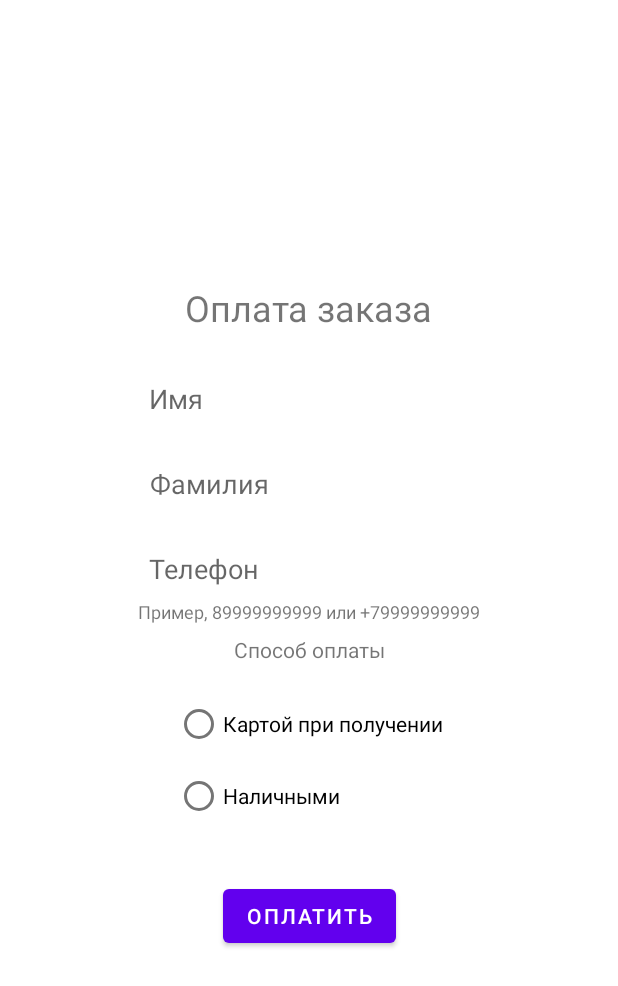
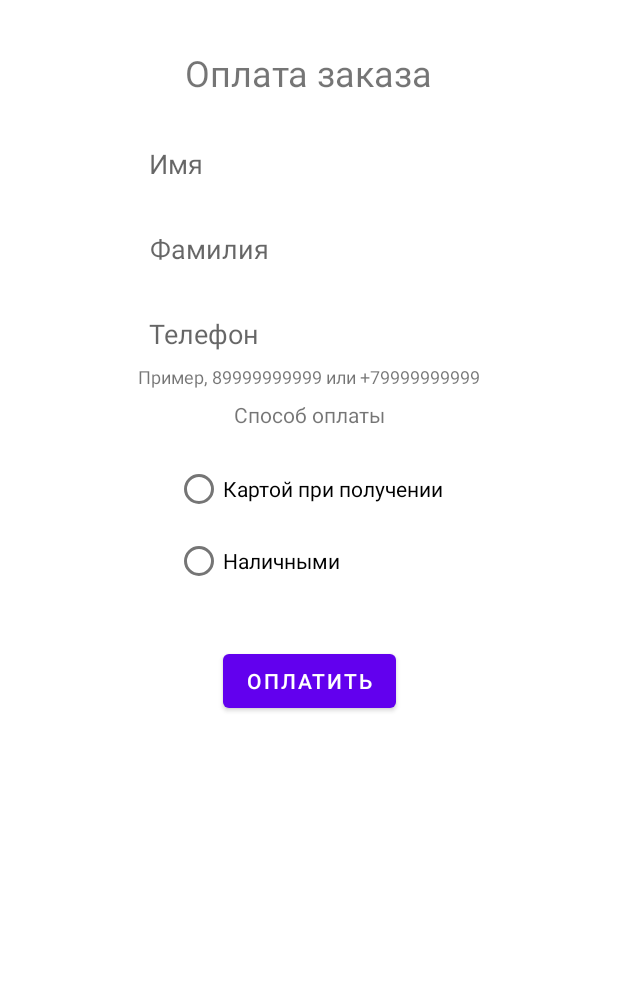
Before and after one commit to Skyrel74/Napoleon_IT, an Android app: the layout fragment_checkout.xml on its own in the app's theme, with its tools: preview values and no code run, on a phone screen of 412 x 824 dp. Shown: the top 986 px of the screen. Run offline under Robolectric (Android 15) with nearby library versions, the phone set to English and light mode, and no system bars.

Commit message:
Form fix

```diff
--- a/app/src/main/res/layout/fragment_checkout.xml
+++ b/app/src/main/res/layout/fragment_checkout.xml
@@ -6,8 +6,7 @@
 
     <androidx.constraintlayout.widget.ConstraintLayout
         android:layout_width="match_parent"
-        android:layout_height="wrap_content"
-        android:layout_gravity="center_vertical">
+        android:layout_height="wrap_content">
 
         <TextView
             android:id="@+id/checkoutHeader"
```
Also changed, not shown: 1 other file.
